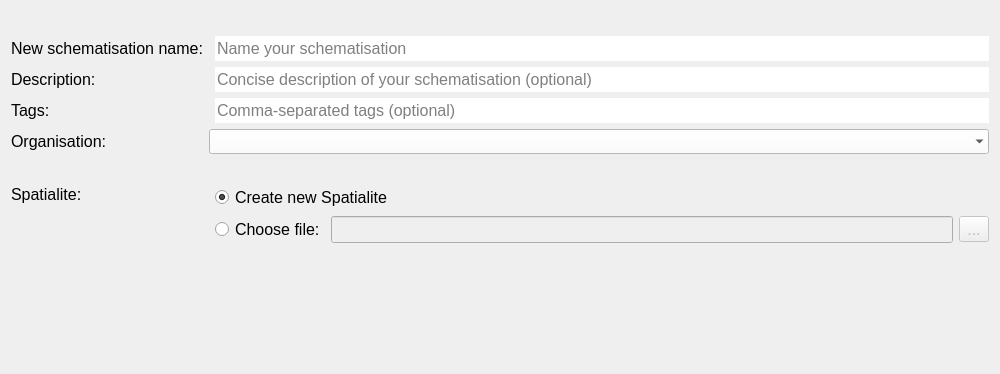
First picture: the form in threedi_models_and_simulations/ui/new_schematisation_wizard/page_schema_name.ui, repository nens/threedi-api-qgis-client, before the edit; both pictures show x 0 to 1000 and y 0 to 374 of the 1000 by 700 pixel window.
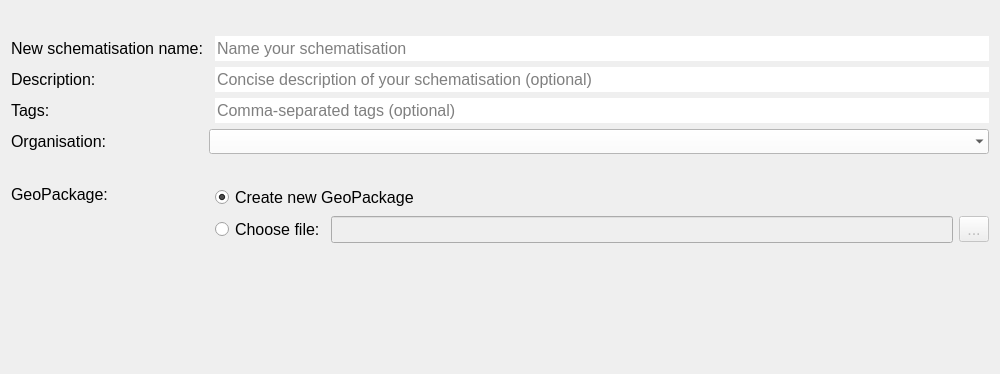
Second picture: the form after the edit.

What changed in the file:
```diff
--- a/threedi_models_and_simulations/ui/new_schematisation_wizard/page_schema_name.ui
+++ b/threedi_models_and_simulations/ui/new_schematisation_wizard/page_schema_name.ui
@@ -80,7 +80,7 @@
       </font>
      </property>
      <property name="text">
-      <string>Spatialite:</string>
+      <string>GeoPackage:</string>
      </property>
      <property name="alignment">
       <set>Qt::AlignLeading|Qt::AlignLeft|Qt::AlignTop</set>
@@ -248,7 +248,7 @@
         </font>
        </property>
        <property name="text">
-        <string>Create new Spatialite</string>
+        <string>Create new GeoPackage</string>
        </property>
        <property name="checked">
         <bool>true</bool>
```
Left out of the diff: 16 changed lines with no effect on the pictures.
